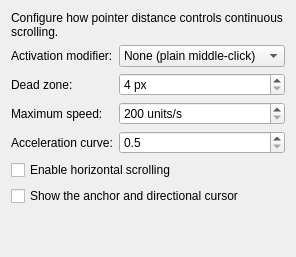
First picture: the form in kcm/autoscroll_config.ui, repository elecxyz/Kwin_AutoScroll, before the edit.
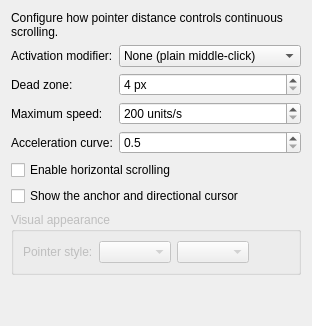
Second picture: the form after the edit. Custom widgets are drawn as their Qt base class.

Commit message: Added user style and size picker options. Help button now directs to GitHub repo.

```diff
--- a/kcm/autoscroll_config.ui
+++ b/kcm/autoscroll_config.ui
@@ -93,6 +93,35 @@
      <property name="text"><string>Show the anchor and directional cursor</string></property>
     </widget>
    </item>
+   <item>
+    <widget class="QGroupBox" name="appearanceGroupBox">
+     <property name="enabled"><bool>false</bool></property>
+     <property name="title"><string>Visual appearance</string></property>
+     <layout class="QHBoxLayout" name="appearanceLayout">
+      <item alignment="Qt::AlignVCenter">
+       <widget class="QLabel" name="glyphStyleLabel">
+        <property name="text"><string>Pointer style:</string></property>
+        <property name="buddy"><cstring>kcfg_GlyphStyle</cstring></property>
+       </widget>
+      </item>
+      <item alignment="Qt::AlignVCenter">
+       <widget class="AutoScroll::GlyphStyleComboBox" name="kcfg_GlyphStyle"/>
+      </item>
+      <item alignment="Qt::AlignVCenter">
+       <widget class="AutoScroll::GlyphSizeComboBox" name="kcfg_GlyphSize"/>
+      </item>
+      <item>
+       <spacer name="appearanceHorizontalSpacer">
+        <property name="orientation"><enum>Qt::Horizontal</enum></property>
+        <property name="sizeType"><enum>QSizePolicy::Expanding</enum></property>
+        <property name="sizeHint" stdset="0">
+         <size><width>40</width><height>20</height></size>
+        </property>
+       </spacer>
+      </item>
+     </layout>
+    </widget>
+   </item>
    <item>
     <spacer name="verticalSpacer">
      <property name="orientation"><enum>Qt::Vertical</enum></property>
@@ -103,6 +132,18 @@
    </item>
   </layout>
  </widget>
+ <customwidgets>
+  <customwidget>
+   <class>AutoScroll::GlyphStyleComboBox</class>
+   <extends>QComboBox</extends>
+   <header>glyphselectors.h</header>
+  </customwidget>
+  <customwidget>
+   <class>AutoScroll::GlyphSizeComboBox</class>
+   <extends>QComboBox</extends>
+   <header>glyphselectors.h</header>
+  </customwidget>
+ </customwidgets>
  <resources/>
  <connections/>
 </ui>
```
Left out of the diff: 13 changed lines with no effect on the pictures. The commit also changes 47 other files.
